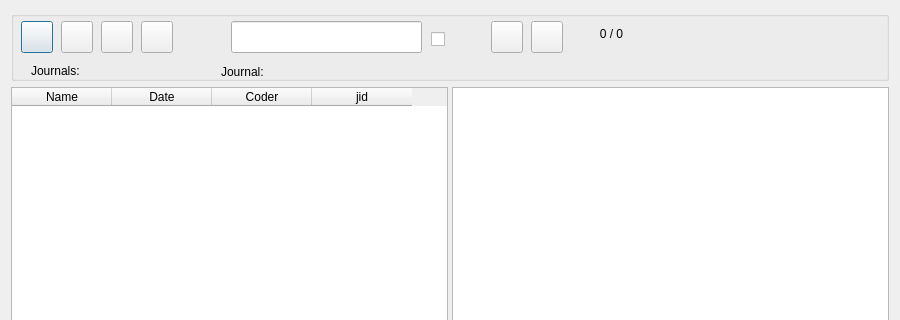
Qt form GUI_UIs/ui_dialog_journals.ui (ccbogel/QualCoder) before a commit; both pictures show x 0 to 900 and y 0 to 320 of the 900 by 680 pixel window.
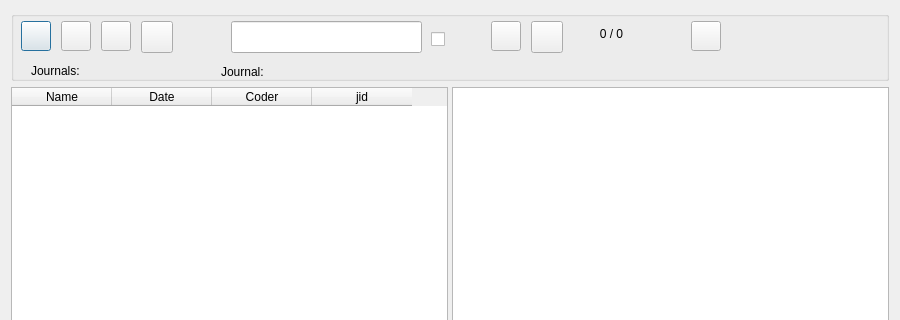
The same form after that commit.

Patch:
```diff
--- a/GUI_UIs/ui_dialog_journals.ui
+++ b/GUI_UIs/ui_dialog_journals.ui
@@ -36,8 +36,8 @@
        <rect>
         <x>10</x>
         <y>10</y>
-        <width>32</width>
-        <height>32</height>
+        <width>30</width>
+        <height>30</height>
        </rect>
       </property>
       <property name="toolTip">
@@ -52,8 +52,8 @@
        <rect>
         <x>50</x>
         <y>10</y>
-        <width>32</width>
-        <height>32</height>
+        <width>30</width>
+        <height>30</height>
        </rect>
       </property>
       <property name="toolTip">
@@ -110,8 +110,8 @@
        <rect>
         <x>90</x>
         <y>10</y>
-        <width>32</width>
-        <height>32</height>
+        <width>30</width>
+        <height>30</height>
        </rect>
       </property>
       <property name="toolTip">
@@ -218,8 +218,8 @@
        <rect>
         <x>480</x>
         <y>10</y>
-        <width>32</width>
-        <height>32</height>
+        <width>30</width>
+        <height>30</height>
        </rect>
       </property>
       <property name="toolTip">
@@ -260,6 +260,22 @@
        <bool>true</bool>
       </property>
      </widget>
+     <widget class="QPushButton" name="pushButton_help">
+      <property name="geometry">
+       <rect>
+        <x>680</x>
+        <y>10</y>
+        <width>30</width>
+        <height>30</height>
+       </rect>
+      </property>
+      <property name="toolTip">
+       <string>Help</string>
+      </property>
+      <property name="text">
+       <string/>
+      </property>
+     </widget>
     </widget>
    </item>
    <item row="1" column="0">
```
